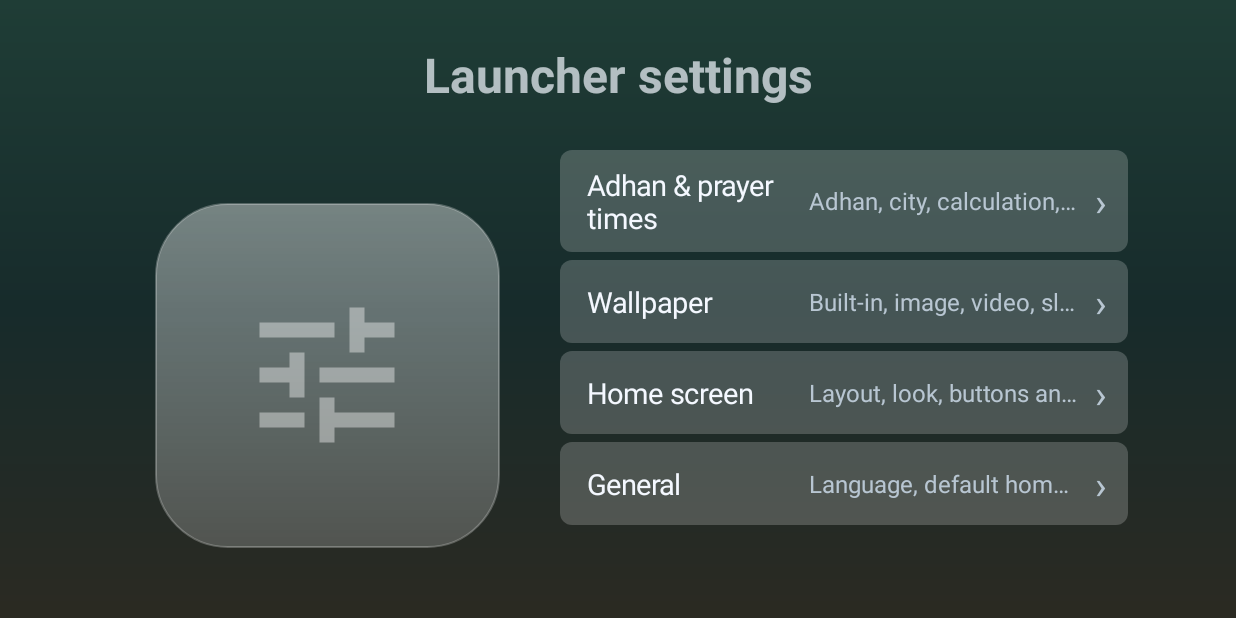
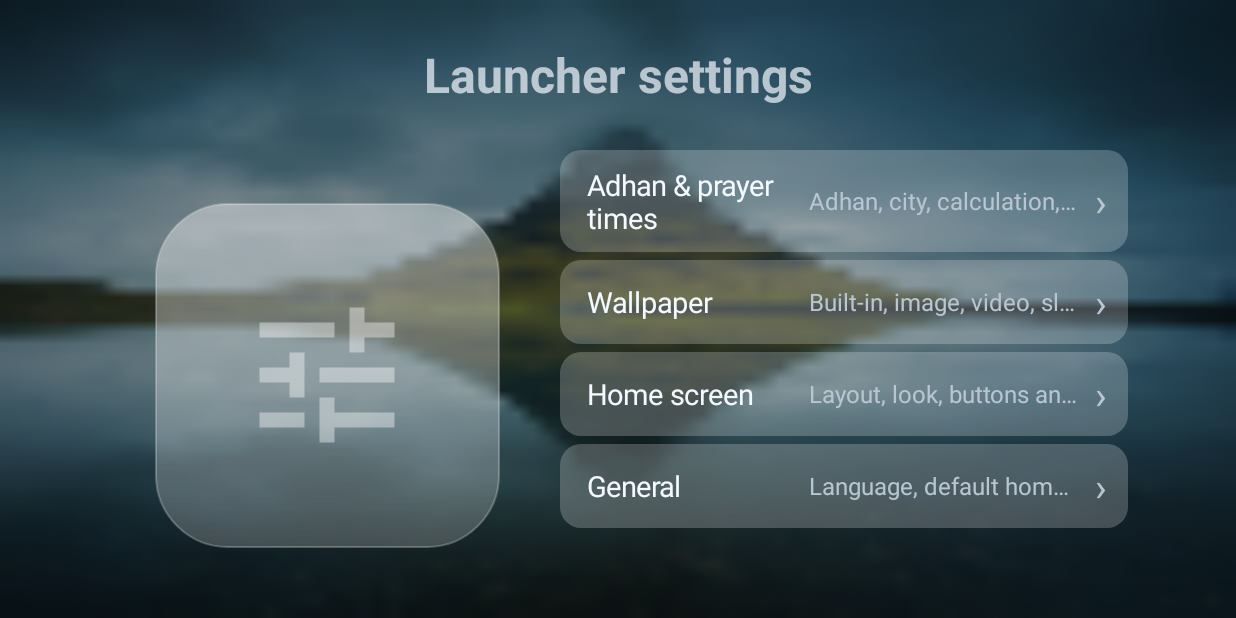
Before and after one commit to eliasreyad01-a11y/MyTVLauncher2, an Android app: the SettingsActivity screen opened directly, with no data from a screen before it, on a phone screen of 824 x 412 dp (held sideways). Run offline under Robolectric (Android 15) with nearby library versions, the phone set to English and light mode, and no system bars.

Commit message:
Settings: blurred mountain backdrop, pill rows, focus zoom, entrance animation
Co-Authored-By: Claude Sonnet 5.5 <noreply@anthropic.com>
Claude-Session: https://claude.ai/code/session_01DP3nzzGQo8K3DNGMYk4qDh

```diff
--- a/app/build.gradle.kts
+++ b/app/build.gradle.kts
@@ -11,8 +11,8 @@ android {
         applicationId = "com.mytv.glass"
         minSdk = 26
         targetSdk = 34
-        versionCode = 23
-        versionName = "2.6.0"
+        versionCode = 24
+        versionName = "2.6.1"
     }
 
     signingConfigs {
--- a/app/src/main/java/com/mytv/launcher/SettingsActivity.kt
+++ b/app/src/main/java/com/mytv/launcher/SettingsActivity.kt
@@ -236,11 +236,22 @@ class SettingsActivity : AppCompatActivity() {
             layoutDirection = View.LAYOUT_DIRECTION_LTR
             setBackgroundResource(R.drawable.bg_settings)
             setPadding(dp(64), dp(28), dp(64), 0)
+            try {
+                val o = android.graphics.BitmapFactory.Options().apply { inSampleSize = 24 }
+                val small = android.graphics.BitmapFactory.decodeResource(resources, R.drawable.wp_kirkjufell, o)
+                if (small != null) {
+                    val bd = android.graphics.drawable.BitmapDrawable(resources, small).apply { isFilterBitmap = true; gravity = android.view.Gravity.FILL }
+                    val shade = android.graphics.drawable.ColorDrawable(Color.parseColor("#7A0E1A1F"))
+                    background = android.graphics.drawable.LayerDrawable(arrayOf(bd, shade))
+                }
+            } catch (_: Throwable) {}
             addView(titleView, LinearLayout.LayoutParams(ViewGroup.LayoutParams.MATCH_PARENT, ViewGroup.LayoutParams.WRAP_CONTENT).apply { bottomMargin = dp(18) })
             addView(body, LinearLayout.LayoutParams(ViewGroup.LayoutParams.MATCH_PARENT, 0, 1f))
         }
         setContentView(root)
         build()
+        body.alpha = 0f; body.translationX = dp(40).toFloat()
+        body.animate().alpha(1f).translationX(0f).setDuration(320).start()
     }
 
     override fun onPause() {
@@ -428,7 +439,7 @@ class SettingsActivity : AppCompatActivity() {
             gravity = android.view.Gravity.CENTER_VERTICAL
             isFocusable = true
             isClickable = true
-            minimumHeight = dp(54)
+            minimumHeight = dp(56)
             setBackgroundResource(R.drawable.bg_row)
             setPadding(dp(18), dp(10), dp(14), dp(10))
             setOnClickListener { onClick() }
@@ -458,6 +469,7 @@ class SettingsActivity : AppCompatActivity() {
         box.addView(subView, LinearLayout.LayoutParams(ViewGroup.LayoutParams.WRAP_CONTENT, ViewGroup.LayoutParams.WRAP_CONTENT).apply { marginStart = dp(10) })
         box.addView(arrow, LinearLayout.LayoutParams(ViewGroup.LayoutParams.WRAP_CONTENT, ViewGroup.LayoutParams.WRAP_CONTENT).apply { marginStart = dp(10) })
         box.setOnFocusChangeListener { _, f ->
+            box.animate().scaleX(if (f) 1.03f else 1f).scaleY(if (f) 1.03f else 1f).setDuration(140).start()
             titleView.setTextColor(Color.parseColor(if (f) "#10151B" else "#F4F8FF"))
             subView.setTextColor(Color.parseColor(if (f) "#4A5560" else "#B8C6D2"))
             arrow.setTextColor(Color.parseColor(if (f) "#4A5560" else "#B8C6D2"))
--- a/app/src/main/res/drawable/bg_row.xml
+++ b/app/src/main/res/drawable/bg_row.xml
@@ -1,5 +1,5 @@
 <?xml version="1.0" encoding="utf-8"?>
 <selector xmlns:android="http://schemas.android.com/apk/res/android">
-    <item android:state_focused="true"><shape android:shape="rectangle"><solid android:color="#F5FFFFFF" /><corners android:radius="8dp" /></shape></item>
-    <item><shape android:shape="rectangle"><solid android:color="#33FFFFFF" /><corners android:radius="8dp" /></shape></item>
+    <item android:state_focused="true"><shape android:shape="rectangle"><solid android:color="#F5FFFFFF" /><corners android:radius="14dp" /></shape></item>
+    <item><shape android:shape="rectangle"><solid android:color="#38FFFFFF" /><corners android:radius="14dp" /></shape></item>
 </selector>
```
